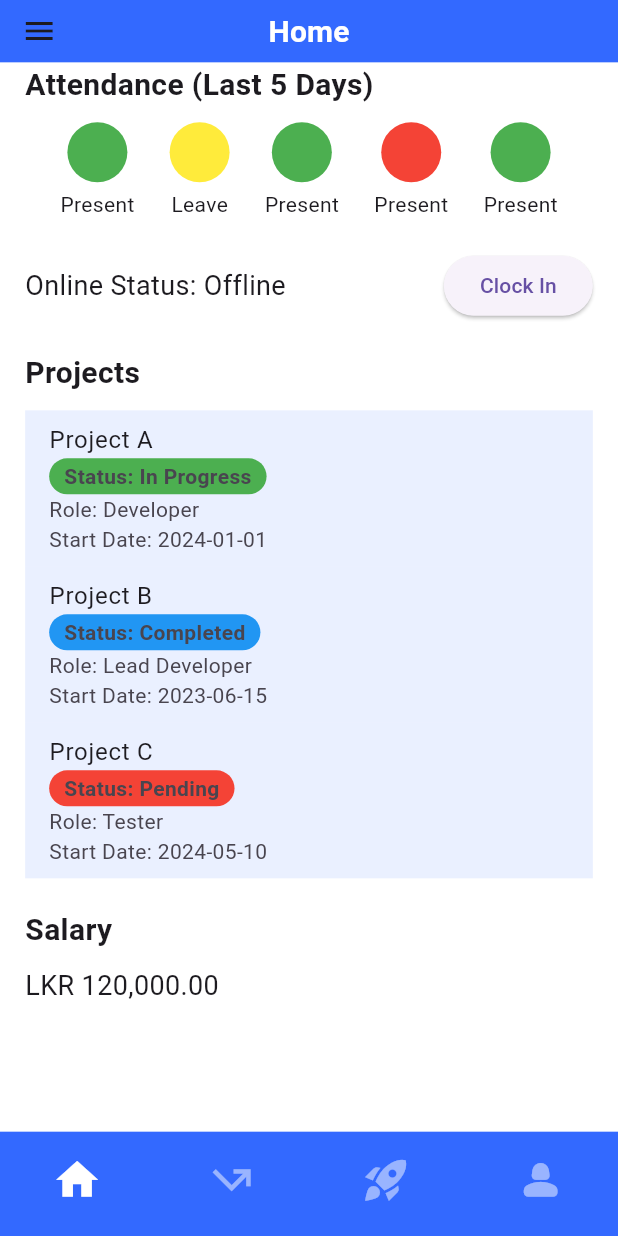
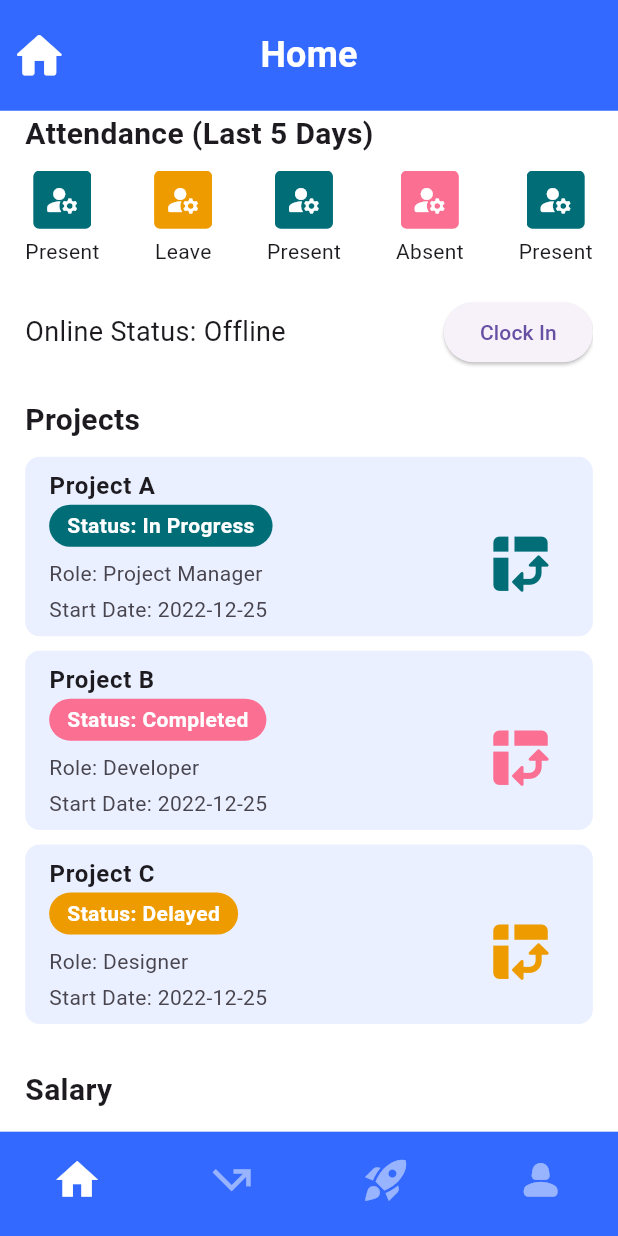
Before and after one commit to Sandun-Induranga/hr-empowerment-suit-mobile, a Flutter app: the screen it shows after launch, on a phone screen of 412 x 824 dp. Run offline on Flutter 3.47's test engine with Material 3 defaults, Android fonts, the phone set to English and light mode, and no system bars; our stand-ins replace flutter_keyboard_visibility, flutter_screenutil, geolocator, permission_handler.

Commit message:
Content Updated

```diff
--- a/hr_app/lib/core/constants/color_codes.dart
+++ b/hr_app/lib/core/constants/color_codes.dart
@@ -6,7 +6,7 @@ abstract class ColorCodes {
   ColorCodes._();
 
   /// greenColor
-  static const Color greenColor = Color(0xFF122C30);
+  static const Color greenColor = Color(0xFF006d77);
 
   /// [Color(0xFF2051E5)]
   static const Color primaryColor = Color(0xFF3369FF);
@@ -23,7 +23,8 @@ abstract class ColorCodes {
 
   static const Color lightGreyColorAlpha = Color(0x76767680);
 
-  static const Color redColor = Color(0xFF7E1B1B);
+  static const Color redColor = Color(0xFFfb6f92);
+  static const Color yellowColor = Color(0xFFee9b00);
 
   /// [Color(0x66212121)]
   static const Color backgroundColor = Color(0x66212121);
--- a/hr_app/lib/features/home/presentation/screens/home_view.dart
+++ b/hr_app/lib/features/home/presentation/screens/home_view.dart
@@ -4,6 +4,7 @@ import 'package:hr_app/core/constants/color_codes.dart';
 import 'package:hr_app/core/widgets/common_page_widgets/common_app_bar.dart';
 import 'package:hr_app/core/widgets/common_page_widgets/common_page_boiler_plate.dart';
 import 'package:hr_app/features/home/presentation/widgets/attendance_indicator.dart';
+import 'package:hr_app/features/home/presentation/widgets/project_card.dart';
 
 class HomeScreen extends StatefulWidget {
   const HomeScreen({super.key});
@@ -24,10 +25,15 @@ class HomeScreenState extends State<HomeScreen> {
   @override
   Widget build(BuildContext context) {
     return CommonPageBoilerPlate(
-      commonAppBar: const CommonAppBar(
-        toolbarHeight: 100,
-        titleWidget: Text('Home', style: TextStyle(fontSize: 20)),
-        leadingWidget: Icon(Icons.menu),
+      isNeedToApplySafeArea: false,
+      appBarPreferredSize: 80.h,
+      commonAppBar: CommonAppBar(
+        titleWidget: const Text('Home', style: TextStyle(fontSize: 24)),
+        leadingWidget: Icon(
+          Icons.home_rounded,
+          size: 40.r,
+          color: ColorCodes.whiteColor,
+        ),
       ),
       pageBody: SingleChildScrollView(
         child: Column(
@@ -39,13 +45,13 @@ class HomeScreenState extends State<HomeScreen> {
             ),
             const SizedBox(height: 10),
             const Row(
-              mainAxisAlignment: MainAxisAlignment.spaceEvenly,
+              mainAxisAlignment: MainAxisAlignment.spaceBetween,
               children: [
-                AttendanceIndicator(status: 'Present', color: Colors.green),
-                AttendanceIndicator(status: 'Leave', color: Colors.yellow),
-                AttendanceIndicator(status: 'Present', color: Colors.green),
-                AttendanceIndicator(status: 'Present', color: Colors.red),
-                AttendanceIndicator(status: 'Present', color: Colors.green),
+                AttendanceIndicator(status: 'Present', color: ColorCodes.greenColor),
+                AttendanceIndicator(status: 'Leave', color: ColorCodes.yellowColor),
+                AttendanceIndicator(status: 'Present', color: ColorCodes.greenColor),
+                AttendanceIndicator(status: 'Absent', color: ColorCodes.redColor),
+                AttendanceIndicator(status: 'Present', color: ColorCodes.greenColor),
               ],
             ),
             const SizedBox(height: 20),
@@ -68,11 +74,24 @@ class HomeScreenState extends State<HomeScreen> {
               style: TextStyle(fontSize: 20, fontWeight: FontWeight.bold),
             ),
             const SizedBox(height: 10),
-            _buildProjectCard(
-                'Project A', 'In Progress', 'Developer', '2024-01-01'),
-            _buildProjectCard(
-                'Project B', 'Completed', 'Lead Developer', '2023-06-15'),
-            _buildProjectCard('Project C', 'Pending', 'Tester', '2024-05-10'),
+            const ProjectCard(
+              name: 'Project A',
+              status: 'In Progress',
+              role: 'Project Manager',
+              startDate: '2022-12-25',
+            ),
+            const ProjectCard(
+              name: 'Project B',
+              status: 'Completed',
+              role: 'Developer',
+              startDate: '2022-12-25',
+            ),
+            const ProjectCard(
+              name: 'Project C',
+              status: 'Delayed',
+              role: 'Designer',
+              startDate: '2022-12-25',
+            ),
             const SizedBox(height: 20),
             const Text(
               'Salary',
@@ -88,41 +107,4 @@ class HomeScreenState extends State<HomeScreen> {
       ),
     );
   }
-
-  Widget _buildProjectCard(
-      String name, String status, String role, String startDate) {
-    return Container(
-      color: ColorCodes.primaryColor.withOpacity(0.1),
-      child: ListTile(
-        title: Text(name),
-        subtitle: Column(
-          crossAxisAlignment: CrossAxisAlignment.start,
-          children: [
-            Container(
-              padding: const EdgeInsets.symmetric(
-                horizontal: 10,
-                vertical: 2,
-              ),
-              decoration: BoxDecoration(
-                color: status == 'In Progress'
-                    ? Colors.green
-                    : status == 'Completed'
-                        ? Colors.blue
-                        : Colors.red,
-                borderRadius: BorderRadius.circular(20),
-              ),
-              child: Text(
-                'Status: $status',
-                style: const TextStyle(
-                  fontWeight: FontWeight.bold,
-                ),
-              ),
-            ),
-            Text('Role: $role'),
-            Text('Start Date: $startDate'),
-          ],
-        ),
-      ),
-    );
-  }
 }
--- a/hr_app/lib/features/home/presentation/widgets/attendance_indicator.dart
+++ b/hr_app/lib/features/home/presentation/widgets/attendance_indicator.dart
@@ -1,4 +1,5 @@
 import 'package:flutter/material.dart';
+import 'package:flutter_screenutil/flutter_screenutil.dart';
 
 class AttendanceIndicator extends StatelessWidget {
   const AttendanceIndicator({
@@ -14,9 +15,23 @@ class AttendanceIndicator extends StatelessWidget {
   Widget build(BuildContext context) {
     return Column(
       children: [
-        CircleAvatar(
-          radius: 20,
-          backgroundColor: color,
+        ClipRect(
+          child: Container(
+            width: 40.r,
+            height: 40.r,
+            decoration: BoxDecoration(
+              color: color,
+              borderRadius: BorderRadius.circular(4.r),
+            ),
+            child: const Center(
+              child: Icon(
+                Icons.manage_accounts_rounded,
+                color: Colors.white,
+              ),
+            )
+          ),
+          // radius: 20,
+          // backgroundColor: color,
         ),
         const SizedBox(height: 5),
         Text(status),
--- a/hr_app/lib/features/home/presentation/widgets/project_card.dart
+++ b/hr_app/lib/features/home/presentation/widgets/project_card.dart
@@ -1,4 +1,7 @@
 import 'package:flutter/material.dart';
+import 'package:flutter_screenutil/flutter_screenutil.dart';
+import 'package:hr_app/core/constants/app_paddings.dart';
+import 'package:hr_app/core/widgets/gap_widgets/vertical_gap_consistent.dart';
 
 import '../../../../core/constants/color_codes.dart';
 
@@ -19,34 +22,60 @@ class ProjectCard extends StatelessWidget {
   @override
   Widget build(BuildContext context) {
     return Container(
+      decoration: BoxDecoration(
         color: ColorCodes.primaryColor.withOpacity(0.1),
+        borderRadius: BorderRadius.circular(10.r),
+      ),
+      margin: EdgeInsets.only(bottom: 10.h),
       child: ListTile(
-        title: Text(name),
-        subtitle: Column(
+        title: Text(
+          name,
+          style: const TextStyle(
+            fontWeight: FontWeight.bold,
+          ),
+        ),
+        subtitle: Row(
+          mainAxisAlignment: MainAxisAlignment.spaceBetween,
+          children: [
+            Column(
               crossAxisAlignment: CrossAxisAlignment.start,
               children: [
                 Container(
                   padding: const EdgeInsets.symmetric(
-                horizontal: 10,
-                vertical: 2,
+                    horizontal: AppPaddings.p12,
+                    vertical: AppPaddings.p4,
                   ),
                   decoration: BoxDecoration(
                     color: status == 'In Progress'
-                    ? Colors.green
+                        ? ColorCodes.greenColor
                         : status == 'Completed'
-                        ? Colors.blue
-                        : Colors.red,
+                            ? ColorCodes.redColor
+                            : ColorCodes.yellowColor,
                     borderRadius: BorderRadius.circular(20),
                   ),
                   child: Text(
                     'Status: $status',
                     style: const TextStyle(
                       fontWeight: FontWeight.bold,
+                      color: ColorCodes.whiteColor,
                     ),
                   ),
                 ),
+                VerticalGapWidget(AppPaddings.p8.h),
                 Text('Role: $role'),
+                VerticalGapWidget(AppPaddings.p4.h),
                 Text('Start Date: $startDate'),
+              ],
+            ),
+            Icon(
+              Icons.pivot_table_chart_rounded,
+              size: 50.r,
+                color: status == 'In Progress'
+                    ? ColorCodes.greenColor
+                    : status == 'Completed'
+                    ? ColorCodes.redColor
+                    : ColorCodes.yellowColor,
+            ),
           ],
         ),
       ),
```
Lines whose indentation alone changed are shown as unchanged.
